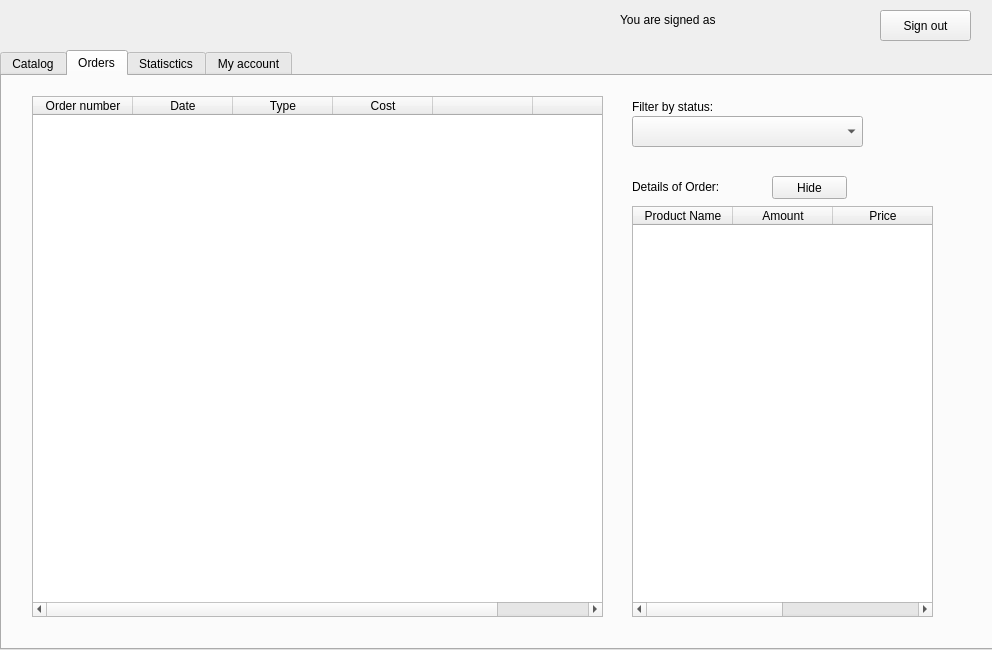
The window that front/worker/worker_window.ui (Nyakutka/brewery) describes before a commit, drawn with Qt 5.
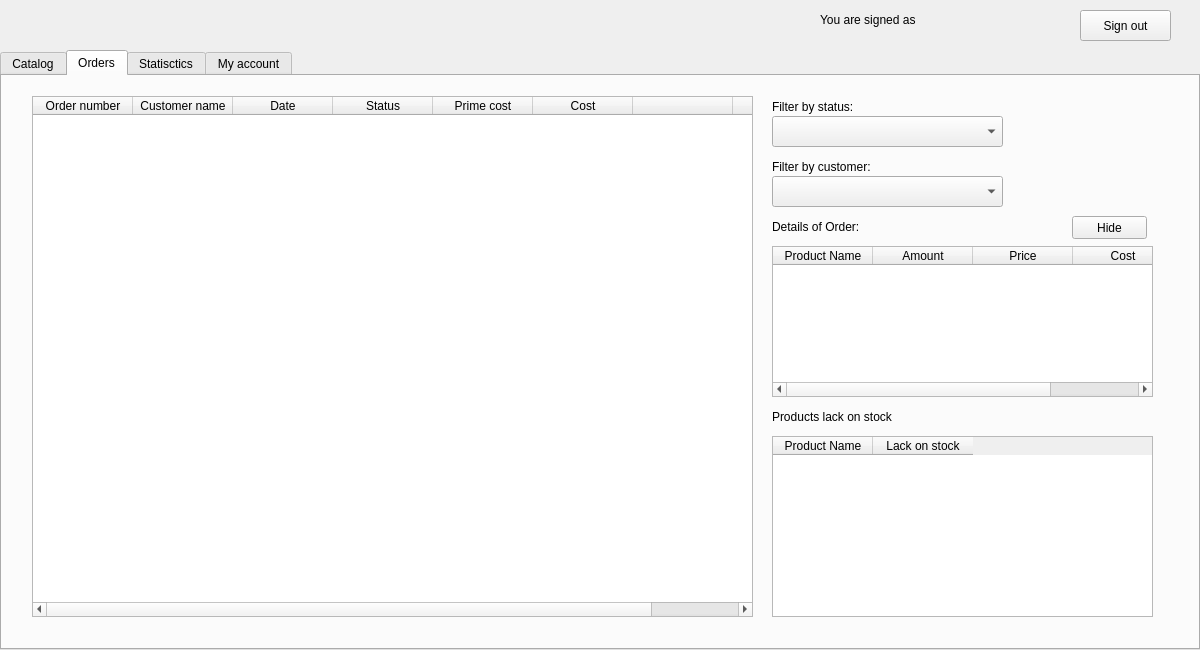
The same window after the commit. The open tabs and pages were chosen to show the change.

What changed in the file:
```diff
--- a/front/worker/worker_window.ui
+++ b/front/worker/worker_window.ui
@@ -6,7 +6,7 @@
    <rect>
     <x>0</x>
     <y>0</y>
-    <width>992</width>
+    <width>1200</width>
     <height>650</height>
    </rect>
   </property>
@@ -19,7 +19,7 @@
      <rect>
       <x>0</x>
       <y>50</y>
-      <width>1000</width>
+      <width>1200</width>
       <height>600</height>
      </rect>
     </property>
@@ -94,7 +94,7 @@
      <widget class="QComboBox" name="status_filter_comboBox">
       <property name="geometry">
        <rect>
-        <x>630</x>
+        <x>770</x>
         <y>40</y>
         <width>231</width>
         <height>31</height>
@@ -104,7 +104,7 @@
      <widget class="QLabel" name="status_filter_label">
       <property name="geometry">
        <rect>
-        <x>630</x>
+        <x>770</x>
         <y>20</y>
         <width>81</width>
         <height>21</height>
@@ -122,7 +122,7 @@
        <rect>
         <x>30</x>
         <y>20</y>
-        <width>571</width>
+        <width>721</width>
         <height>521</height>
        </rect>
       </property>
@@ -131,6 +131,11 @@
         <string>Order number</string>
        </property>
       </column>
+      <column>
+       <property name="text">
+        <string>Customer name</string>
+       </property>
+      </column>
       <column>
        <property name="text">
         <string>Date</string>
@@ -138,7 +143,12 @@
       </column>
       <column>
        <property name="text">
-        <string>Type</string>
+        <string>Status</string>
+       </property>
+      </column>
+      <column>
+       <property name="text">
+        <string>Prime cost</string>
        </property>
       </column>
       <column>
@@ -163,10 +173,10 @@
       </property>
       <property name="geometry">
        <rect>
-        <x>630</x>
-        <y>130</y>
-        <width>301</width>
-        <height>411</height>
+        <x>770</x>
+        <y>170</y>
+        <width>381</width>
+        <height>151</height>
        </rect>
       </property>
       <property name="autoFillBackground">
@@ -199,8 +209,8 @@
       </property>
       <property name="geometry">
        <rect>
-        <x>630</x>
-        <y>100</y>
+        <x>770</x>
+        <y>140</y>
         <width>111</width>
         <height>21</height>
        </rect>
@@ -212,8 +222,8 @@
      <widget class="QPushButton" name="hide_details_button">
       <property name="geometry">
        <rect>
-        <x>770</x>
-        <y>100</y>
+        <x>1070</x>
+        <y>140</y>
         <width>75</width>
         <height>23</height>
        </rect>
@@ -222,6 +232,68 @@
        <string>Hide</string>
       </property>
      </widget>
+     <widget class="QComboBox" name="customer_filter_comboBox">
+      <property name="geometry">
+       <rect>
+        <x>770</x>
+        <y>100</y>
+        <width>231</width>
+        <height>31</height>
+       </rect>
+      </property>
+     </widget>
+     <widget class="QLabel" name="customer_filter_label">
+      <property name="geometry">
+       <rect>
+        <x>770</x>
+        <y>80</y>
+        <width>121</width>
+        <height>21</height>
+       </rect>
+      </property>
+      <property name="text">
+       <string>Filter by customer:</string>
+      </property>
+      <property name="scaledContents">
+       <bool>false</bool>
+      </property>
+     </widget>
+     <widget class="QTableWidget" name="lack_table_widget">
+      <property name="geometry">
+       <rect>
+        <x>770</x>
+        <y>360</y>
+        <width>381</width>
+        <height>181</height>
+       </rect>
+      </property>
+      <column>
+       <property name="text">
+        <string>Product Name</string>
+       </property>
+      </column>
+      <column>
+       <property name="text">
+        <string>Lack on stock</string>
+       </property>
+      </column>
+     </widget>
+     <widget class="QLabel" name="lack_label">
+      <property name="enabled">
+       <bool>true</bool>
+      </property>
+      <property name="geometry">
+       <rect>
+        <x>770</x>
+        <y>330</y>
+        <width>141</width>
+        <height>21</height>
+       </rect>
+      </property>
+      <property name="text">
+       <string>Products lack on stock</string>
+      </property>
+     </widget>
     </widget>
     <widget class="QWidget" name="tab">
      <attribute name="title">
@@ -425,7 +497,7 @@
    <widget class="QLabel" name="signed_label">
     <property name="geometry">
      <rect>
-      <x>620</x>
+      <x>820</x>
       <y>10</y>
       <width>261</width>
       <height>20</height>
@@ -438,7 +510,7 @@
    <widget class="QPushButton" name="sign_out_button">
     <property name="geometry">
      <rect>
-      <x>880</x>
+      <x>1080</x>
       <y>10</y>
       <width>91</width>
       <height>31</height>
```
Left out of the diff: 86 changed lines with no effect on the pictures.
